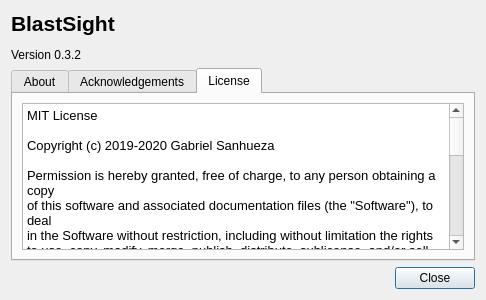
First picture: the form in blastsight/view/gui/UI/aboutdialog.ui, repository gsanhueza/BlastSight, before the edit.
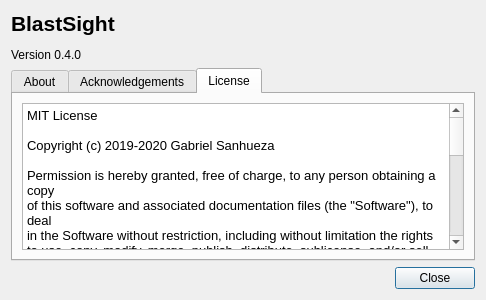
Second picture: the form after the edit. The open tabs and pages were chosen to show the change. Icons and pictures are not drawn.

What changed in the file:
```diff
--- a/blastsight/view/gui/UI/aboutdialog.ui
+++ b/blastsight/view/gui/UI/aboutdialog.ui
@@ -30,7 +30,7 @@
         </sizepolicy>
        </property>
        <property name="text">
-        <string>&lt;html&gt;&lt;head/&gt;&lt;body&gt;&lt;p&gt;&lt;span style=&quot; font-size:16pt; font-weight:600;&quot;&gt;BlastSight&lt;/span&gt;&lt;/p&gt;&lt;p&gt;Version 0.3.2&lt;/p&gt;&lt;/body&gt;&lt;/html&gt;</string>
+        <string>&lt;html&gt;&lt;head/&gt;&lt;body&gt;&lt;p&gt;&lt;span style=&quot; font-size:16pt; font-weight:600;&quot;&gt;BlastSight&lt;/span&gt;&lt;/p&gt;&lt;p&gt;Version 0.4.0&lt;/p&gt;&lt;/body&gt;&lt;/html&gt;</string>
        </property>
       </widget>
      </item>
```
Left out of the diff: 56 changed lines with no effect on the pictures.
